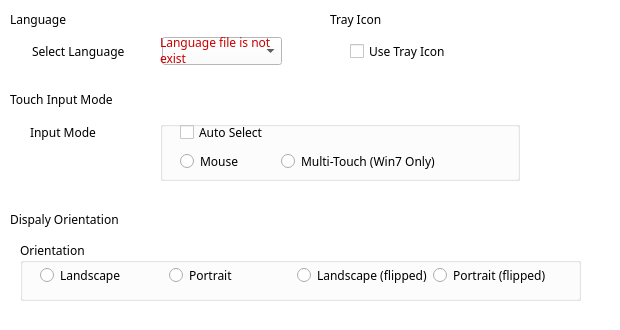
First picture: the form in T3kCfg/QGeneralSettingWidget.ui, repository habilience/habilience-t3ksensor-tools, before the edit.
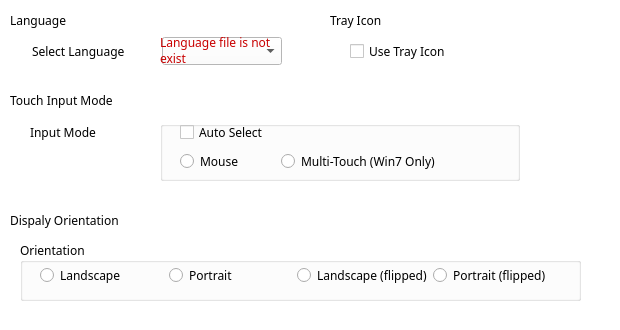
Second picture: the form after the edit. Custom widgets are drawn as their Qt base class.

Patch:
```diff
--- a/T3kCfg/QGeneralSettingWidget.ui
+++ b/T3kCfg/QGeneralSettingWidget.ui
@@ -442,7 +442,7 @@
      <x>10</x>
      <y>10</y>
      <width>280</width>
-     <height>18</height>
+     <height>20</height>
     </rect>
    </property>
    <property name="focusPolicy">
@@ -464,7 +464,7 @@
      <x>10</x>
      <y>210</y>
      <width>600</width>
-     <height>18</height>
+     <height>20</height>
     </rect>
    </property>
    <property name="sizePolicy">
@@ -504,7 +504,7 @@
      <x>10</x>
      <y>90</y>
      <width>600</width>
-     <height>18</height>
+     <height>20</height>
     </rect>
    </property>
    <property name="focusPolicy">
@@ -532,7 +532,7 @@
      <x>330</x>
      <y>10</y>
      <width>280</width>
-     <height>18</height>
+     <height>20</height>
     </rect>
    </property>
    <property name="focusPolicy">
```
